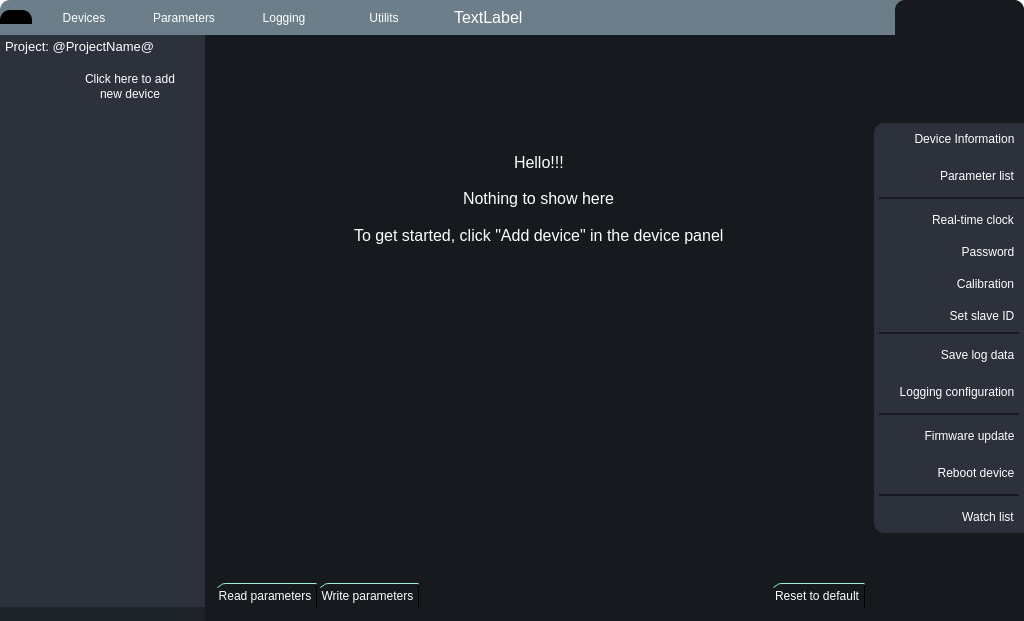
This is UI/forms/form.ui in romangolovkou/AQteck_toolMAX as Qt 5 draws it before an edit. The edited form follows.
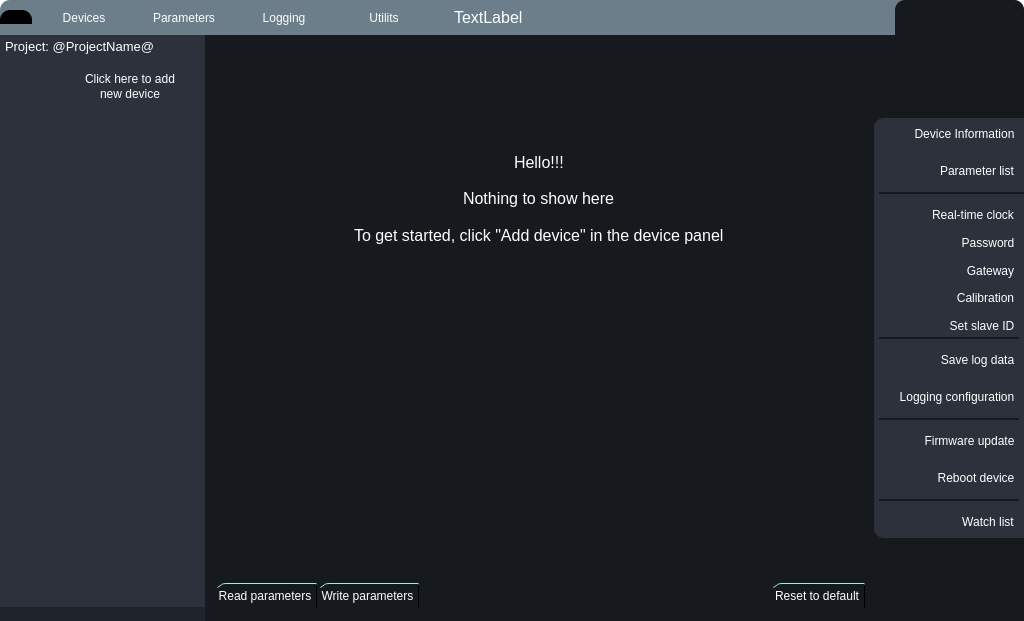
This is the edited form. Icons and pictures are not drawn. Custom widgets are drawn as their Qt base class.

Diff of the .ui file:
```diff
--- a/UI/forms/form.ui
+++ b/UI/forms/form.ui
@@ -1852,13 +1852,13 @@
                <property name="minimumSize">
                 <size>
                  <width>0</width>
-                 <height>400</height>
+                 <height>410</height>
                 </size>
                </property>
                <property name="maximumSize">
                 <size>
                  <width>16777215</width>
-                 <height>410</height>
+                 <height>420</height>
                 </size>
                </property>
                <layout class="QVBoxLayout" name="verticalLayout_24">
@@ -2025,7 +2025,7 @@
                 <item alignment="Qt::AlignTop">
                  <widget class="QFrame" name="deviceUtilsFrame">
                   <property name="sizePolicy">
-                   <sizepolicy hsizetype="Preferred" vsizetype="MinimumExpanding">
+                   <sizepolicy hsizetype="Preferred" vsizetype="Fixed">
                     <horstretch>0</horstretch>
                     <verstretch>0</verstretch>
                    </sizepolicy>
@@ -2039,7 +2039,7 @@
                   <property name="maximumSize">
                    <size>
                     <width>16777215</width>
-                    <height>160</height>
+                    <height>140</height>
                    </size>
                   </property>
                   <property name="frameShape">
@@ -2136,6 +2136,48 @@
                      </property>
                     </widget>
                    </item>
+                   <item alignment="Qt::AlignLeft">
+                    <widget class="QToolButton" name="gatewayBtn">
+                     <property name="sizePolicy">
+                      <sizepolicy hsizetype="Maximum" vsizetype="Fixed">
+                       <horstretch>0</horstretch>
+                       <verstretch>0</verstretch>
+                      </sizepolicy>
+                     </property>
+                     <property name="minimumSize">
+                      <size>
+                       <width>32</width>
+                       <height>32</height>
+                      </size>
+                     </property>
+                     <property name="maximumSize">
+                      <size>
+                       <width>195</width>
+                       <height>32</height>
+                      </size>
+                     </property>
+                     <property name="layoutDirection">
+                      <enum>Qt::RightToLeft</enum>
+                     </property>
+                     <property name="text">
+                      <string>Gateway</string>
+                     </property>
+                     <property name="icon">
+                      <iconset resource="../resoursec.qrc">
+                       <normaloff>:/images/icons/serialization.png</normaloff>
+                       <disabledoff>:/images/icons/serialization.png</disabledoff>:/images/icons/serialization.png</iconset>
+                     </property>
+                     <property name="iconSize">
+                      <size>
+                       <width>28</width>
+                       <height>28</height>
+                      </size>
+                     </property>
+                     <property name="toolButtonStyle">
+                      <enum>Qt::ToolButtonTextBesideIcon</enum>
+                     </property>
+                    </widget>
+                   </item>
                    <item alignment="Qt::AlignLeft">
                     <widget class="QToolButton" name="calibDeviceBtn">
                      <property name="sizePolicy">
```
